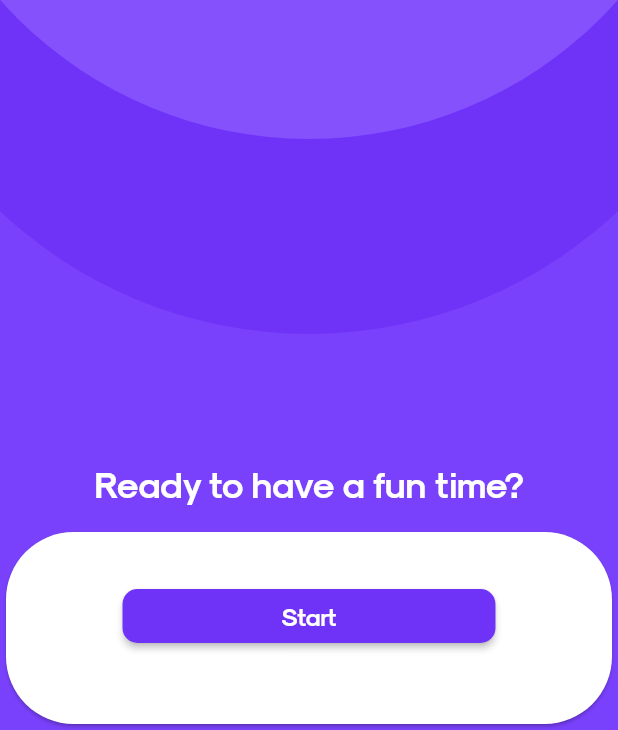
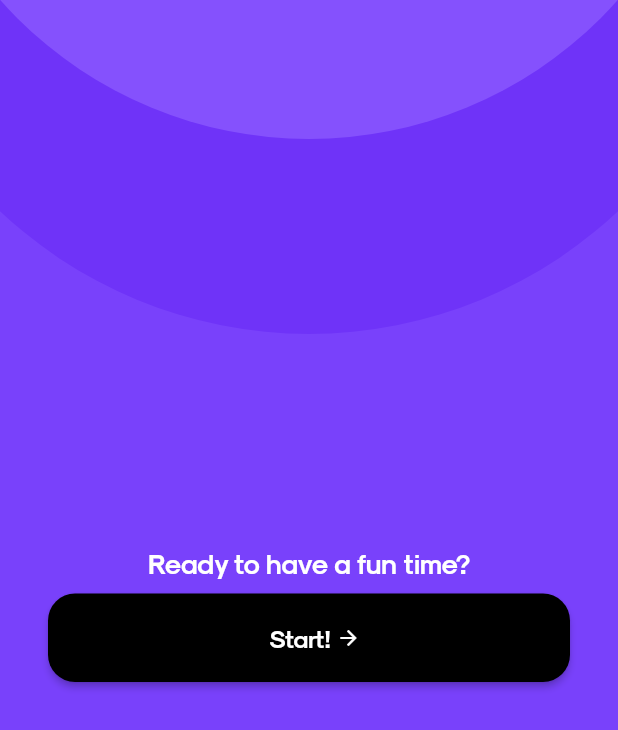
Before and after one commit to tuudug/pinly, a Flutter app: the screen it shows after launch, on a phone screen of 412 x 824 dp, the part 506-1236 px from its top. Run offline on Flutter 3.47's test engine with Material 2 defaults, Android fonts, the phone set to English and light mode, and no system bars; our stand-ins replace firebase_auth, firebase_core; accounts and stored records are empty.

Commit message:
some changes idk

```diff
--- a/lib/main.dart
+++ b/lib/main.dart
@@ -36,8 +36,34 @@ class MyHomePage extends StatefulWidget {
   State<MyHomePage> createState() => _MyHomePageState();
 }
 
-class _MyHomePageState extends State<MyHomePage> with SingleTickerProviderStateMixin {
+class _MyHomePageState extends State<MyHomePage>
+    with SingleTickerProviderStateMixin {
   double _opacity = 0.0;
+  late AnimationController _animationController;
+  late Animation<Offset> _offsetAnimation;
+
+  @override
+  void initState() {
+    super.initState();
+    _animationController = AnimationController(
+      vsync: this,
+      duration: Duration(milliseconds: 500),
+    );
+    _offsetAnimation = Tween<Offset>(
+      begin: Offset(0, 1),
+      end: Offset.zero,
+    ).animate(CurvedAnimation(
+      parent: _animationController,
+      curve: Curves.easeOut,
+    ));
+    _animationController.forward();
+  }
+
+  @override
+  void dispose() {
+    _animationController.dispose();
+    super.dispose();
+  }
 
   @override
   Widget build(BuildContext context) {
@@ -64,36 +90,41 @@ class _MyHomePageState extends State<MyHomePage> with SingleTickerProviderStateM
                 child: AnimatedOpacity(
                     opacity: _opacity,
                     duration: const Duration(milliseconds: 4500),
-                  child: const Circle(color: Color(0xFF6F33F8), radius: 600.0)),
+                    child:
+                        const Circle(color: Color(0xFF6F33F8), radius: 600.0)),
               ),
               Positioned(
                 top: -120,
                 child: AnimatedOpacity(
                     opacity: _opacity,
                     duration: const Duration(milliseconds: 3500),
-                  child: const Circle(color: Color(0xFF8551FD), radius: 550.0)),
+                    child:
+                        const Circle(color: Color(0xFF8551FD), radius: 550.0)),
               ),
               Positioned(
                 top: -120,
                 child: AnimatedOpacity(
                     opacity: _opacity,
                     duration: const Duration(milliseconds: 2500),
-                  child: const Circle(color: Color(0xFF9566FF), radius: 450.0)),
-              ),//
+                    child:
+                        const Circle(color: Color(0xFF9566FF), radius: 450.0)),
+              ), //
               Positioned(
                 top: -250,
                 child: AnimatedOpacity(
                     opacity: _opacity,
                     duration: const Duration(milliseconds: 1500),
-                  child: const Circle(color: Color(0xFFA37BFF), radius: 500.0)),
+                    child:
+                        const Circle(color: Color(0xFFA37BFF), radius: 500.0)),
               ),
               Positioned(
                 top: -230,
                 child: AnimatedOpacity(
                     opacity: _opacity,
                     duration: const Duration(milliseconds: 500),
-                  child: const Circle(color: Color(0xFFAE8BFF), radius: 400.0)),
-              ),//
+                    child:
+                        const Circle(color: Color(0xFFAE8BFF), radius: 400.0)),
+              ), //
               const Positioned(
                 top: -30,
                 child: Circle(
@@ -119,60 +150,61 @@ class _MyHomePageState extends State<MyHomePage> with SingleTickerProviderStateM
                 ),
               ),
               const Positioned(
-                bottom: 150,
+                bottom: 100,
                 child: Text(
                   "Ready to have a fun time?",
                   style: TextStyle(
                       color: Colors.white,
                       fontWeight: FontWeight.w800,
-                      fontSize: 24),
+                      fontSize: 18),
                 ),
               ),
-              Positioned(
+              AnimatedPositioned(
+                duration: Duration(milliseconds: 2500),
+                curve: Curves.easeInOutCubicEmphasized,
                 left: 0,
                 right: 0,
-                bottom: 0,
-                child: Card(
-                  shape: RoundedRectangleBorder(
-                    borderRadius: BorderRadius.circular(45.0),
-                  ),
+                bottom: _offsetAnimation.value.dy * -100,
                 child: Padding(
-                    padding: const EdgeInsets.fromLTRB(60, 32, 60, 32),
-                    child: Column(
-                      mainAxisSize: MainAxisSize.min,
-                      children: [
-                        ElevatedButton(
+                  padding: const EdgeInsets.all(32),
+                  child: ElevatedButton(
                     onPressed: () {
                       Navigator.push(
                         context,
-                              MaterialPageRoute(
-                                builder: (context) => MyMobilePage(),
-                              ),
+                        MaterialPageRoute(builder: (context) => MyMobilePage()),
                       );
                     },
                     style: ElevatedButton.styleFrom(
-                            backgroundColor: const Color(0xFF6F33F8),
+                      backgroundColor: Colors.black,
                       shape: RoundedRectangleBorder(
-                              borderRadius: BorderRadius.circular(10.0),
+                        borderRadius: BorderRadius.circular(18.0),
                       ),
                     ),
-                          child: const Padding(
-                            padding: EdgeInsets.fromLTRB(90, 0, 90, 0),
-                            child: Text(
-                              'Start',
+                    child: Padding(
+                      padding: EdgeInsets.fromLTRB(0, 20, 0, 20),
+                      child: Row(
+                        mainAxisAlignment: MainAxisAlignment.center,
+                        children: const [
+                          SizedBox(width: 8),
+                          Text(
+                            'Start! ',
                             style: TextStyle(
                               color: Colors.white,
                               fontWeight: FontWeight.w800,
-                                fontSize: 16),
+                              fontSize: 16,
                             ),
                           ),
+                          Icon(
+                            Icons.arrow_forward,
+                            color: Colors.white,
+                            size: 16,
                           ),
-                        const SizedBox(height: 16.0),
                         ],
                       ),
                     ),
                   ),
                 ),
+              )
             ],
           ),
         ),
--- a/pubspec.yaml
+++ b/pubspec.yaml
@@ -39,6 +39,8 @@ dependencies:
   firebase: ^9.0.3
   firebase_core: ^2.13.0
   firebase_auth: ^4.6.1
+  flutter_secure_storage: ^8.0.0
+  uuid: ^3.0.7
 
 dev_dependencies:
   flutter_test:
```
Also changed, not shown: lib/screens/phone_otp.dart (+59 -18 lines), lib/screens/phone_verify.dart (+54 -13 lines), pubspec.lock, 5 other files. Lines whose indentation alone changed are shown as unchanged.
